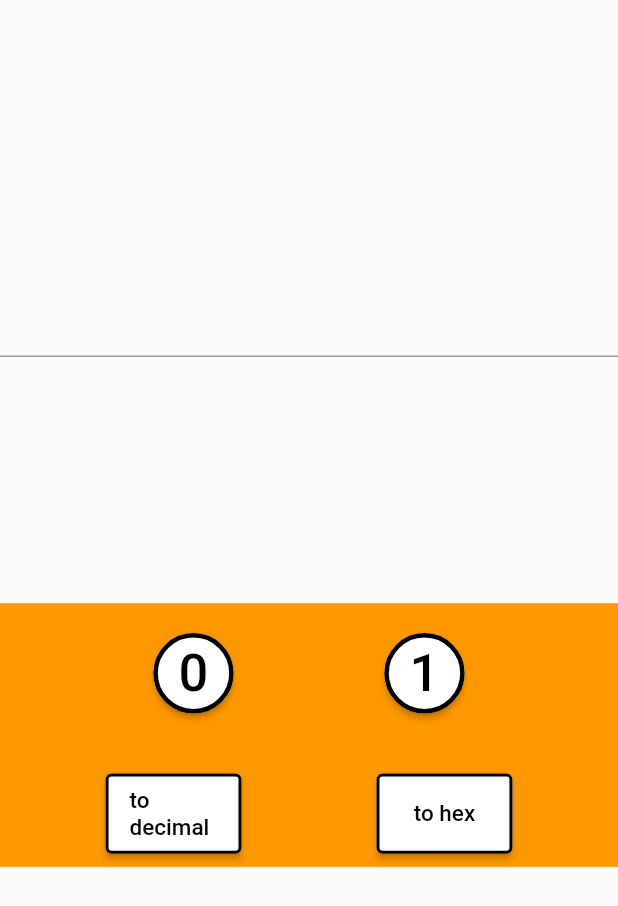
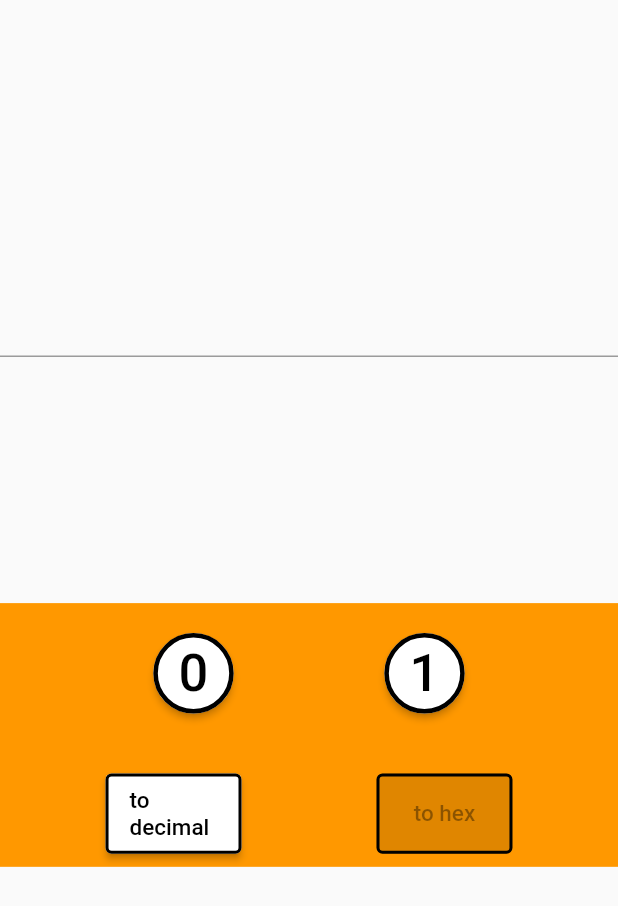
Before and after one commit to itumo-arigatone/simple_binary_converter, a Flutter app: the screen it shows after launch, on a phone screen of 412 x 824 dp. Shown: the top 906 px of the screen. Run offline on Flutter 3.47's test engine with Material 2 defaults, Android fonts, the phone set to English and light mode, and no system bars.

Commit message:
ボタンの状態を共有

```diff
--- a/lib/binary_switch.dart
+++ b/lib/binary_switch.dart
@@ -2,8 +2,10 @@ import 'package:flutter/material.dart';
 
 class ModeSwitch extends StatefulWidget {
   final Function(String mode) setMode;
+  final Function(bool status) setStatus;
   final String mode;
-  ModeSwitch(this.setMode, this.mode);
+  final bool status;
+  ModeSwitch(this.setMode, this.mode, this.status, this.setStatus);
   @override
   _ModeSwitchState createState() => _ModeSwitchState();
 }
@@ -20,6 +22,17 @@ class _ModeSwitchState extends State<ModeSwitch> {
     "4": "to binary", // hex
     "5": "to decimal", // hex
   };
+
+  void pressed() {
+    isPressed = !isPressed;
+    widget.setStatus(isPressed);
+    setState(() {
+      if (isPressed) {
+        widget.setMode(widget.mode);
+      }
+    });
+  }
+
   @override
   Widget build(BuildContext context) {
     String? mode = modeDecimal[widget.mode];
@@ -33,15 +46,7 @@ class _ModeSwitchState extends State<ModeSwitch> {
       width: buttonSizeWidth,
       height: buttonSizeHight,
       child: ElevatedButton(
-        onPressed: () {
-          isPressed = !isPressed;
-          setState(() {
-            primaryColor = isPressed ? Colors.grey: Colors.white;
-            if (isPressed) {
-              widget.setMode(widget.mode);
-            }
-          });
-        },
+        onPressed: widget.status?pressed:null,
         child: Text(
           // String?ってなんだろう。。Stringとは違うらしい
           mode.toString(),
--- a/lib/keypad.dart
+++ b/lib/keypad.dart
@@ -2,7 +2,65 @@ import 'package:flutter/material.dart';
 import 'package:simple_binary_convertor/numbutton.dart';
 import 'package:simple_binary_convertor/binary_switch.dart';
 
-class KeyPad {
+class KeyPad extends StatefulWidget {
+  final Function(String mode) setMode;
+  final Function(String inputData) onChangeInputData;
+  KeyPad(this.onChangeInputData, this.setMode);
+  @override
+  _KeyPadState createState() => _KeyPadState();
+}
+
+class _KeyPadState extends State<KeyPad>  {
+  bool _switchStatus = true;
+  void _setStatus(bool result) {
+    setState(() {
+      _switchStatus = result;
+    });
+  }
+  @override
+  Widget build(BuildContext context) {
+    bool decimalStatus = _switchStatus?true:false;
+    bool hexStatus = _switchStatus?false:true;
+    NumButton button = NumButton(context, widget.onChangeInputData);
+    ModeSwitch decimalMode = ModeSwitch(widget.setMode, "0", decimalStatus, _setStatus);
+    ModeSwitch hexMode = ModeSwitch(widget.setMode, "1", hexStatus, _setStatus);
+    return Container(
+      color: Colors.orange,
+      child: Column(
+        children: <Widget>[
+          Row(
+          mainAxisAlignment: MainAxisAlignment.center,
+          children: <Widget>[
+            Padding(
+              padding: const EdgeInsets.only(top: 20, right: 45),
+              child: button.numButton("0"),
+            ),
+            Padding(
+              padding: const EdgeInsets.only(top: 20, left: 45),
+              child: button.numButton("1"),
+            ),
+            ]
+          ),
+          Row(
+            mainAxisAlignment: MainAxisAlignment.center,
+            children: <Widget>[
+              Padding(
+                padding: const EdgeInsets.only(top: 40, right: 45),
+                child: decimalMode,
+                ),
+              Padding(
+                padding: const EdgeInsets.only(top: 40, left: 45),
+                child: hexMode,
+              ),
+            ],
+          ),
+        ],
+      ),
+    );
+  }
+}
+ /*
+class _KeyPad {
   late BuildContext context;
   final Function(String inputData) onChangeInputData;
   final Function(String mode) setMode;
@@ -167,43 +225,4 @@ class KeyPad {
       ),
     );
   }
-
-  Container binaryKeyPad() {
-    NumButton button = NumButton(context, onChangeInputData);
-    ModeSwitch decimalMode = ModeSwitch(setMode, "0");
-    ModeSwitch hexMode = ModeSwitch(setMode, "1");
-    return Container(
-      color: Colors.orange,
-      child: Column(
-        children: <Widget>[
-          Row(
-          mainAxisAlignment: MainAxisAlignment.center,
-          children: <Widget>[
-            Padding(
-              padding: const EdgeInsets.only(top: 20, right: 45),
-              child: button.numButton("0"),
-            ),
-            Padding(
-              padding: const EdgeInsets.only(top: 20, left: 45),
-              child: button.numButton("1"),
-            ),
-            ]
-          ),
-          Row(
-            mainAxisAlignment: MainAxisAlignment.center,
-            children: <Widget>[
-              Padding(
-                padding: const EdgeInsets.only(top: 40, right: 45),
-                child: decimalMode,
-                ),
-              Padding(
-                padding: const EdgeInsets.only(top: 40, left: 45),
-                child: hexMode,
-              ),
-            ],
-          ),
-        ],
-      ),
-    );
-  }
-}
+}*/
--- a/lib/main.dart
+++ b/lib/main.dart
@@ -137,7 +137,7 @@ class _MyHomePageState extends State<MyHomePage> {
 
   @override
   Widget build(BuildContext context) {
-    KeyPad keypad = KeyPad(context, setInputData, _setConvertMode);
+    KeyPad keypad = KeyPad(setInputData, _setConvertMode);
     Calculation calculation = Calculation();
     final PageController controller = PageController(initialPage: 0);
 
@@ -188,7 +188,7 @@ class _MyHomePageState extends State<MyHomePage> {
                     widthFactor: 1.0,
                     heightFactor: 0.3,
                     alignment: const FractionalOffset(0.5, 0.4),
-                    child: keypad.binaryKeyPad(),
+                    child: keypad,
                   ),
                 ),
               ],
@@ -241,7 +241,7 @@ class _MyHomePageState extends State<MyHomePage> {
                     widthFactor: 1.0,
                     heightFactor: 0.72,
                     alignment: const FractionalOffset(0.5, 0.7),
-                    child: keypad.decimalKeyPad(),
+                    child: keypad,
                   ),
                 ),
               ],
@@ -294,7 +294,7 @@ class _MyHomePageState extends State<MyHomePage> {
                     widthFactor: 1.0,
                     heightFactor: 0.72,
                     alignment: const FractionalOffset(0.5, 0.7),
-                    child: keypad.hexKeypad(),
+                    child: keypad,
                   ),
                 ),
               ],
```
